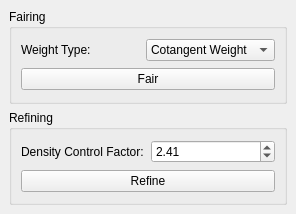
First picture: the form in Polyhedron/demo/Polyhedron/Fairing_widget.ui, repository CGAL/cgal, before the edit.
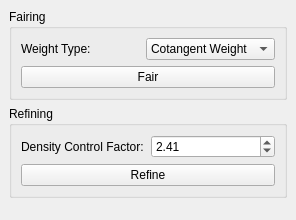
Second picture: the form after the edit.

Commit message: Add vertical spacer for docks

```diff
--- a/Polyhedron/demo/Polyhedron/Fairing_widget.ui
+++ b/Polyhedron/demo/Polyhedron/Fairing_widget.ui
@@ -7,7 +7,7 @@
     <x>0</x>
     <y>0</y>
     <width>296</width>
-    <height>214</height>
+    <height>220</height>
    </rect>
   </property>
   <property name="windowTitle">
@@ -99,6 +99,19 @@
       </layout>
      </widget>
     </item>
+    <item>
+     <spacer name="verticalSpacer">
+      <property name="orientation">
+       <enum>Qt::Vertical</enum>
+      </property>
+      <property name="sizeHint" stdset="0">
+       <size>
+        <width>20</width>
+        <height>40</height>
+       </size>
+      </property>
+     </spacer>
+    </item>
    </layout>
   </widget>
  </widget>
```
The commit also changes 2 other files.
